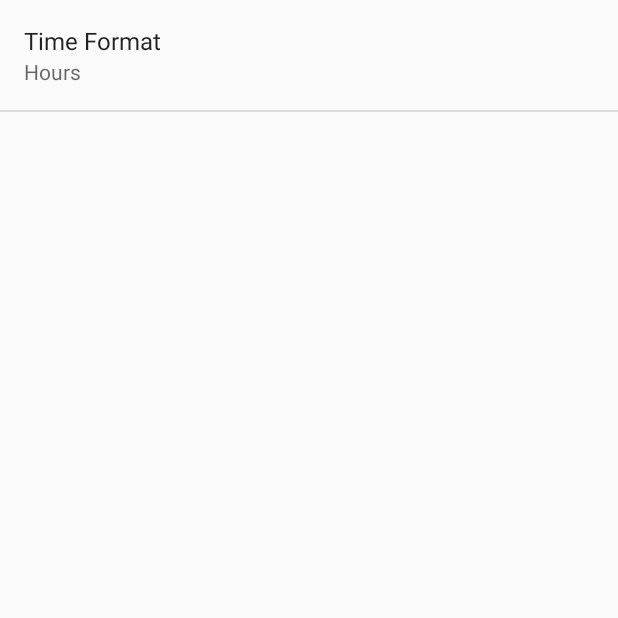
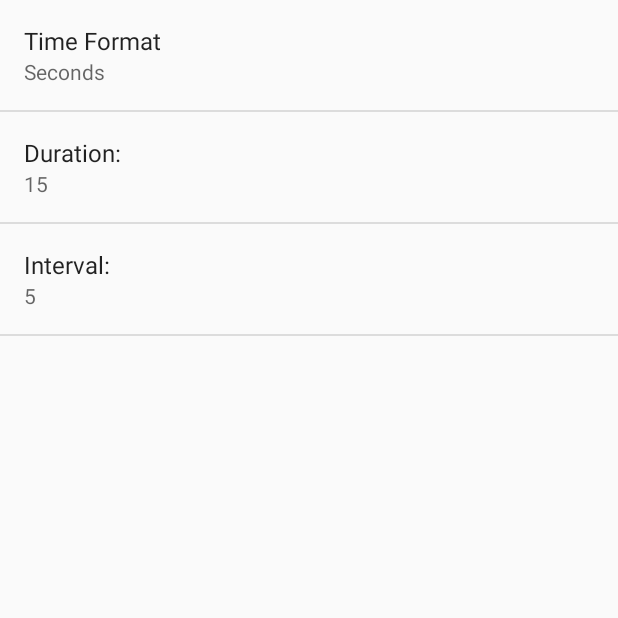
Before and after one commit to phealeyh/tracking-application, an Android app: the TrackingPreferences screen opened directly, with no data from a screen before it, on a phone screen of 412 x 824 dp, the top half of it. Run offline under Robolectric (Android 15) with nearby library versions, the phone set to English and light mode, and no system bars.

Commit message:
completed preferences

```diff
--- a/app/src/main/java/tracking/id11723222/com/trackingapplication/TrackingPreferences.java
+++ b/app/src/main/java/tracking/id11723222/com/trackingapplication/TrackingPreferences.java
@@ -1,6 +1,7 @@
 package tracking.id11723222.com.trackingapplication;
 
 import android.content.SharedPreferences;
+import android.preference.EditTextPreference;
 import android.preference.ListPreference;
 import android.preference.Preference;
 import android.preference.PreferenceActivity;
@@ -13,7 +14,7 @@ import java.util.prefs.Preferences;
 public class TrackingPreferences extends PreferenceActivity {
 
     private SharedPreferences mSharedPreferences;
-    private ListPreference mTimeFormatPreference;
+    private ListPreference mTimeFormatPreference, mDurationPreference, mIntervalPreference;
 
     /**
      * Load xml layout with proper settings
@@ -30,7 +31,7 @@ public class TrackingPreferences extends PreferenceActivity {
 
     private void setPreferences(){
         mTimeFormatPreference = (ListPreference)findPreference(Constants.PREF_TIME_SETTINGS);
-        mTimeFormatPreference.setValueIndex(Constants.HOUR_INDEX);
+        mTimeFormatPreference.setValueIndex(Constants.SECOND_INDEX);
         mTimeFormatPreference.setOnPreferenceChangeListener(new Preference.OnPreferenceChangeListener() {
             @Override
             public boolean onPreferenceChange(Preference preference, Object newValue) {
@@ -38,6 +39,26 @@ public class TrackingPreferences extends PreferenceActivity {
                 return true;
             }
         });
+
+        mDurationPreference = (ListPreference)findPreference(Constants.PREF_DURATION_SETTINGS);
+        mDurationPreference.setValueIndex(Constants.FIRST_DURATION_INDEX);
+        mDurationPreference.setOnPreferenceChangeListener(new Preference.OnPreferenceChangeListener() {
+
+            @Override
+            public boolean onPreferenceChange(Preference preference, Object newValue) {
+                mDurationPreference.setSummary(newValue.toString());
+                return true;
+            }
+        });
+        mIntervalPreference = (ListPreference)findPreference(Constants.PREF_INTERVAL_SETTINGS);
+        mIntervalPreference.setValueIndex(Constants.FIRST_INTERVAL_INDEX);
+        mIntervalPreference.setOnPreferenceChangeListener(new Preference.OnPreferenceChangeListener() {
+            @Override
+            public boolean onPreferenceChange(Preference preference, Object newValue) {
+                mIntervalPreference.setSummary(newValue.toString());
+                return true;
+            }
+        });
     }
 
 
--- a/app/src/main/res/values/strings.xml
+++ b/app/src/main/res/values/strings.xml
@@ -7,7 +7,7 @@
     <string name="email">Email Locations</string>
     <string name="email_after_record">Email After Recording </string>
     <string name="server_log">Log To Server:  </string>
-    <string name="duration">Duration(Sec): </string>
+    <string name="duration">Duration: </string>
     <string name="from">From: </string>
     <string name="to">To: </string>
     <string name="subject">Subject: </string>
@@ -41,7 +41,7 @@
         <item>40</item>
         <item>80</item>
     </string-array>
-    <string name="interval">Interval(Sec):</string>
+    <string name="interval">Interval:</string>
     <string name="home">Home</string>
     <string name="create_entry">Create Entry</string>
     <string name="clear_entry">Clear Entry</string>
@@ -57,6 +57,14 @@
     <string name="preference_hour_format">Hours</string>
     <string name="preference_minute_format">Minutes</string>
     <string name="preference_second_format">Seconds</string>
+    <string name="preference_first_duration">15</string>
+    <string name="preference_second_duration">30</string>
+    <string name="preference_third_duration">45</string>
+    <string name="preference_fourth_duration">60</string>
+    <string name="preference_first_interval">5</string>
+    <string name="preference_second_interval">10</string>
+    <string name="preference_third_interval">15</string>
+
 
     <!-- Strings related to Settings -->
 
@@ -80,25 +88,25 @@
 
 
     <string-array name="preference_time_settings">
+        <item>Seconds</item>
+        <item>Minutes</item>
         <item>Hours</item>
-        <item>Minutes</item>
-        <item>Seconds</item>
     </string-array>
 
 
 
-    <integer-array name="preference_duration">
-        <item>5</item>
-        <item>20</item>
+    <string-array name="preference_duration">
+        <item>15</item>
         <item>30</item>
+        <item>45</item>
         <item>60</item>
-    </integer-array>
+    </string-array>
 
-    <integer-array name="preference_interval">
-        <item>1</item>
+    <string-array name="preference_interval">
         <item>5</item>
         <item>10</item>
-    </integer-array>
+        <item>15</item>
+    </string-array>
 
 
 
--- a/app/src/main/res/values/times.xml
+++ /dev/null
@@ -1,5 +0,0 @@
-<?xml version="1.0" encoding="utf-8"?>
-<resources>
-
-
-</resources>
--- a/app/src/main/res/xml/timer_settings.xml
+++ b/app/src/main/res/xml/timer_settings.xml
@@ -3,9 +3,26 @@
     <ListPreference
         android:key="pref_time_settings"
         android:title="@string/preference_time_format_title"
-        android:summary="@string/preference_hour_format"
-        android:defaultValue="@string/preference_hour_format"
+        android:summary="@string/preference_second_format"
+        android:defaultValue="@string/preference_second_format"
         android:entries="@array/preference_time_settings"
         android:entryValues="@array/preference_time_settings"/>
+    <ListPreference
+        android:key="pref_duration_settings"
+        android:title="@string/duration"
+        android:summary="@string/preference_first_duration"
+        android:defaultValue="@string/preference_first_duration"
+        android:entries="@array/preference_duration"
+        android:entryValues="@array/preference_duration"
+        />
+
+    <ListPreference
+        android:key="pref_interval_settings"
+        android:title="@string/interval"
+        android:summary="@string/preference_first_interval"
+        android:defaultValue="@string/preference_first_interval"
+        android:entries="@array/preference_interval"
+        android:entryValues="@array/preference_interval"
+        />
 
 </PreferenceScreen>
```
Also changed, not shown: app/src/main/java/tracking/id11723222/com/trackingapplication/Constants.java (+13 -2 lines).
